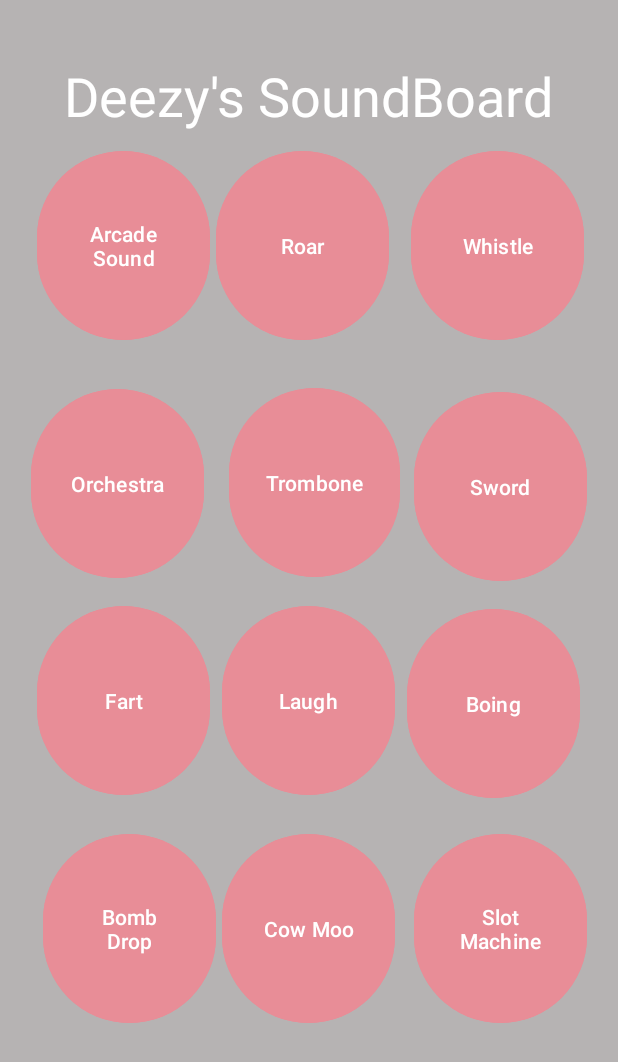
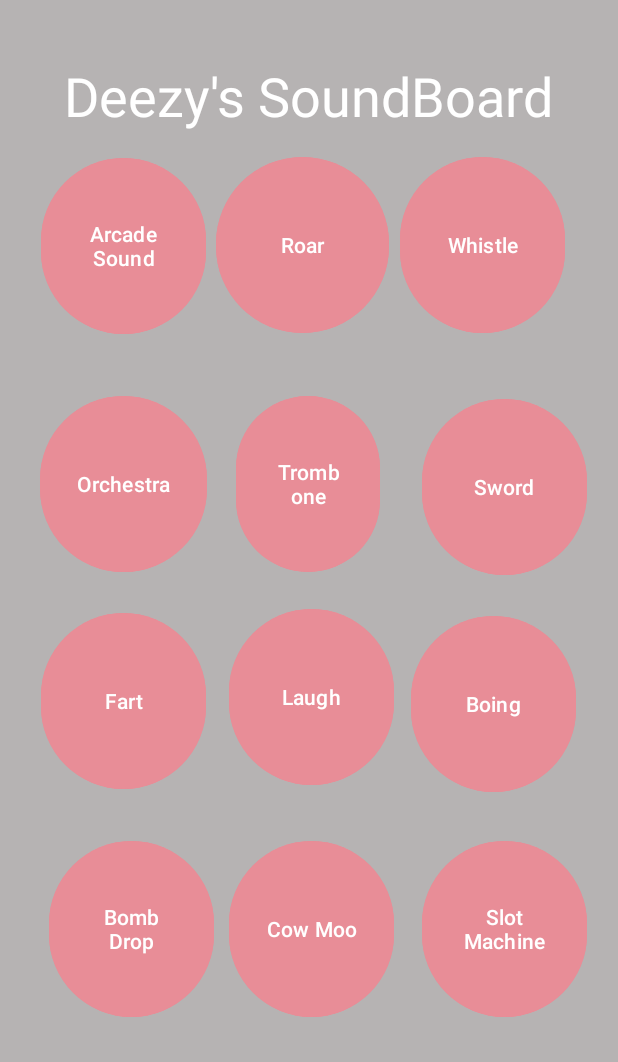
Before and after one commit to ryantburke/PolytechnicSoundboard, an Android app: the SoundboardDeezy screen opened directly, with no data from a screen before it, on a phone screen of 412 x 824 dp. Shown: the top 1062 px of the screen. Run offline under Robolectric (Android 15) with nearby library versions, the phone set to English and light mode, and no system bars.

```diff
--- a/app/src/main/res/layout/soundboard_deezy.xml
+++ b/app/src/main/res/layout/soundboard_deezy.xml
@@ -16,12 +16,12 @@
         app:layout_constraintHorizontal_bias="0.0"
         app:layout_constraintStart_toStartOf="parent"
         app:layout_constraintTop_toTopOf="parent"
-         />
+        app:layout_constraintVertical_bias="0.0" />
 
     <Button
         android:id="@+id/btn_roar"
         android:layout_width="115dp"
-        android:layout_height="134dp"
+        android:layout_height="125dp"
         android:backgroundTint="@color/deezy_bg_btns"
         android:text="Roar"
         android:textColor="@color/deezy_txt_btns"
@@ -29,40 +29,41 @@
         app:layout_constraintEnd_toStartOf="@+id/guideline8"
         app:layout_constraintHorizontal_bias="0.0"
         app:layout_constraintStart_toStartOf="@+id/guideline7"
-        app:layout_constraintTop_toTopOf="@+id/guideline3" />
+        app:layout_constraintTop_toTopOf="@+id/guideline3"
+        app:layout_constraintVertical_bias="0.484" />
 
     <Button
         android:id="@+id/btn_trombone"
-        android:layout_width="114dp"
-        android:layout_height="134dp"
+        android:layout_width="96dp"
+        android:layout_height="125dp"
         android:layout_marginStart="12dp"
         android:backgroundTint="@color/deezy_bg_btns"
         android:text="Trombone"
         android:textColor="@color/deezy_txt_btns"
         app:layout_constraintBottom_toTopOf="@+id/guideline4"
         app:layout_constraintEnd_toStartOf="@+id/guideline8"
-        app:layout_constraintHorizontal_bias="1.0"
+        app:layout_constraintHorizontal_bias="0.071"
         app:layout_constraintStart_toStartOf="@+id/guideline7"
-        app:layout_constraintTop_toTopOf="@+id/guideline2"
-        app:layout_constraintVertical_bias="0.48" />
+        app:layout_constraintTop_toTopOf="@+id/guideline2" />
 
     <Button
         android:id="@+id/btn_laugh"
-        android:layout_width="115dp"
-        android:layout_height="134dp"
+        android:layout_width="110dp"
+        android:layout_height="125dp"
         android:backgroundTint="@color/deezy_bg_btns"
         android:text="Laugh"
         android:textColor="@color/deezy_txt_btns"
         app:layout_constraintBottom_toTopOf="@+id/guideline5"
         app:layout_constraintEnd_toStartOf="@+id/guideline8"
+        app:layout_constraintHorizontal_bias="0.692"
         app:layout_constraintStart_toStartOf="@+id/guideline7"
         app:layout_constraintTop_toTopOf="@+id/guideline4"
-         />
+        app:layout_constraintVertical_bias="0.0" />
 
     <Button
         android:id="@+id/btn_sword"
-        android:layout_width="115dp"
-        android:layout_height="134dp"
+        android:layout_width="110dp"
+        android:layout_height="125dp"
         android:layout_marginTop="4dp"
         android:backgroundTint="@color/deezy_bg_btns"
         android:text="Sword"
@@ -76,8 +77,8 @@
 
     <Button
         android:id="@+id/btn_boing"
-        android:layout_width="115dp"
-        android:layout_height="134dp"
+        android:layout_width="110dp"
+        android:layout_height="125dp"
         android:layout_marginTop="4dp"
         android:backgroundTint="@color/deezy_bg_btns"
         android:text="Boing"
@@ -89,8 +90,8 @@
 
     <Button
         android:id="@+id/btn_arcadesound"
-        android:layout_width="115dp"
-        android:layout_height="134dp"
+        android:layout_width="110dp"
+        android:layout_height="125dp"
         android:backgroundTint="@color/deezy_bg_btns"
         android:text="Arcade Sound"
         android:textColor="@color/deezy_txt_btns"
@@ -101,36 +102,37 @@
 
     <Button
         android:id="@+id/btn_bombdrop"
-        android:layout_width="115dp"
-        android:layout_height="134dp"
+        android:layout_width="110dp"
+        android:layout_height="125dp"
         android:layout_marginStart="12dp"
         android:backgroundTint="@color/deezy_bg_btns"
         android:text="Bomb Drop"
         android:textColor="@color/deezy_txt_btns"
         app:layout_constraintBottom_toTopOf="@+id/guideline10"
         app:layout_constraintEnd_toStartOf="@+id/guideline7"
-        app:layout_constraintHorizontal_bias="1.0"
+        app:layout_constraintHorizontal_bias="0.0"
         app:layout_constraintStart_toStartOf="@+id/guideline6"
         app:layout_constraintTop_toTopOf="@+id/guideline5"
-        />
+        app:layout_constraintVertical_bias="0.51" />
 
     <Button
         android:id="@+id/btn_cowmoo"
-        android:layout_width="115dp"
-        android:layout_height="134dp"
+        android:layout_width="110dp"
+        android:layout_height="125dp"
         android:backgroundTint="@color/deezy_bg_btns"
         android:text="Cow Moo"
         android:textColor="@color/deezy_txt_btns"
         app:layout_constraintBottom_toTopOf="@+id/guideline10"
         app:layout_constraintEnd_toStartOf="@+id/guideline8"
+        app:layout_constraintHorizontal_bias="0.692"
         app:layout_constraintStart_toStartOf="@+id/guideline7"
         app:layout_constraintTop_toTopOf="@+id/guideline5"
-         />
+        app:layout_constraintVertical_bias="0.51" />
 
     <Button
         android:id="@+id/btn_slotmachine"
-        android:layout_width="115dp"
-        android:layout_height="134dp"
+        android:layout_width="110dp"
+        android:layout_height="125dp"
         android:backgroundTint="@color/deezy_bg_btns"
         android:text="Slot Machine"
         android:textColor="@color/deezy_txt_btns"
@@ -143,22 +145,20 @@
 
     <Button
         android:id="@+id/btn_orchestra"
-        android:layout_width="115dp"
-        android:layout_height="134dp"
+        android:layout_width="111dp"
+        android:layout_height="125dp"
         android:backgroundTint="@color/deezy_bg_btns"
         android:text="Orchestra"
         android:textColor="@color/deezy_txt_btns"
         app:layout_constraintBottom_toTopOf="@+id/guideline4"
         app:layout_constraintEnd_toStartOf="@+id/guideline7"
-        app:layout_constraintHorizontal_bias="0.0"
         app:layout_constraintStart_toStartOf="@+id/guideline6"
-        app:layout_constraintTop_toTopOf="@+id/guideline2"
-         />
+        app:layout_constraintTop_toTopOf="@+id/guideline2" />
 
     <Button
         android:id="@+id/btn_fart"
-        android:layout_width="115dp"
-        android:layout_height="134dp"
+        android:layout_width="110dp"
+        android:layout_height="125dp"
         android:backgroundTint="@color/deezy_bg_btns"
         android:text="Fart"
         android:textColor="@color/deezy_txt_btns"
@@ -239,16 +239,17 @@
 
     <Button
         android:id="@+id/btn_whistle"
-        android:layout_width="115dp"
-        android:layout_height="134dp"
+        android:layout_width="110dp"
+        android:layout_height="125dp"
         android:backgroundTint="@color/deezy_bg_btns"
         android:text="Whistle"
         android:textColor="@color/deezy_txt_btns"
         app:layout_constraintBottom_toTopOf="@+id/guideline2"
         app:layout_constraintEnd_toStartOf="@+id/guideline9"
-        app:layout_constraintHorizontal_bias="0.787"
+        app:layout_constraintHorizontal_bias="0.0"
         app:layout_constraintStart_toStartOf="@+id/guideline8"
-        app:layout_constraintTop_toTopOf="@+id/guideline3" />
+        app:layout_constraintTop_toTopOf="@+id/guideline3"
+        app:layout_constraintVertical_bias="0.484" />
 
     <androidx.constraintlayout.widget.Guideline
         android:id="@+id/guideline10"
```
